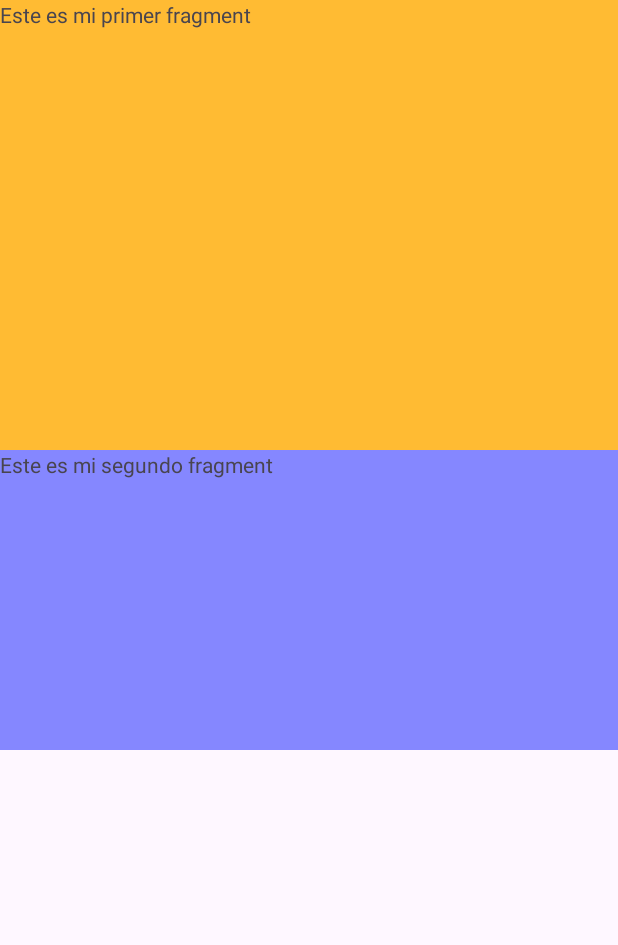
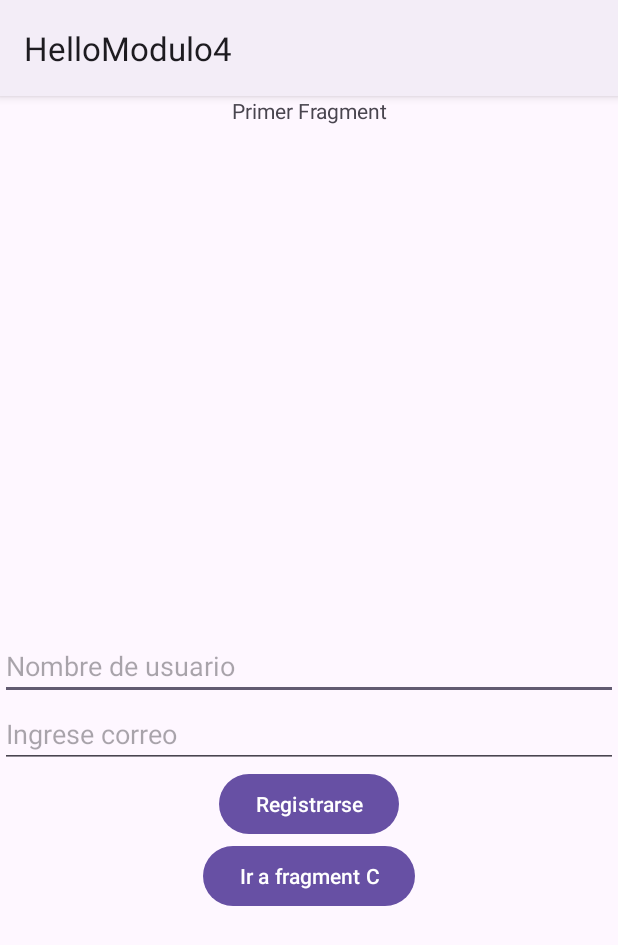
Before and after one commit to Erickescorpions/diploma-android-module5, an Android app built with Jetpack Compose: the screen it shows after launch (FragmentActivity before the commit, FragmentNavigationActivity after it), on a phone screen of 412 x 824 dp. Shown: the top 945 px of the screen. Run offline under Robolectric (Android 15) with nearby library versions, the phone set to English and light mode, and no system bars.

Commit message:
feat: navigation with fragments

```diff
--- /dev/null
+++ b/app/src/main/java/com/erickvazquezs/hellomodulo4/practices/fragments/navigation/FragmentA.kt
@@ -0,0 +1,55 @@
+package com.erickvazquezs.hellomodulo4.practices.fragments.navigation
+
+import android.os.Bundle
+import androidx.fragment.app.Fragment
+import android.view.LayoutInflater
+import android.view.View
+import android.view.ViewGroup
+import com.erickvazquezs.hellomodulo4.R
+import com.erickvazquezs.hellomodulo4.databinding.FragmentABinding
+
+
+class FragmentA : Fragment() {
+
+    private lateinit var binding: FragmentABinding
+    override fun onCreateView(
+        inflater: LayoutInflater, container: ViewGroup?,
+        savedInstanceState: Bundle?
+    ): View? {
+        binding = FragmentABinding.inflate(inflater, container, false)
+        return binding.root
+    }
+
+    override fun onViewCreated(view: View, savedInstanceState: Bundle?) {
+        super.onViewCreated(view, savedInstanceState)
+
+        binding.btnNext.setOnClickListener {
+            val name = binding.etUserName.text.toString()
+            val email = binding.etEmail.text.toString()
+
+            parentFragmentManager
+                .beginTransaction()
+                .addToBackStack("Fragment B")
+                .replace(
+                    R.id.fragmentContainer,
+                    FragmentB.newInstance(name, email)
+                ).commit()
+        }
+
+        binding.btnShowC.setOnClickListener {
+            parentFragmentManager
+                .beginTransaction()
+                .addToBackStack("")
+                .replace(
+                    R.id.fragmentContainer,
+                    FragmentC.newInstance()
+                ).commit()
+        }
+    }
+
+    companion object {
+        @JvmStatic
+        fun newInstance() =
+            FragmentA()
+    }
+}
--- /dev/null
+++ b/app/src/main/java/com/erickvazquezs/hellomodulo4/practices/fragments/navigation/FragmentNavigationActivity.kt
@@ -0,0 +1,36 @@
+package com.erickvazquezs.hellomodulo4.practices.fragments.navigation
+
+import android.os.Bundle
+import androidx.activity.enableEdgeToEdge
+import androidx.appcompat.app.AppCompatActivity
+import androidx.core.view.ViewCompat
+import androidx.core.view.WindowCompat
+import androidx.core.view.WindowInsetsCompat
+import com.erickvazquezs.hellomodulo4.R
+import com.erickvazquezs.hellomodulo4.databinding.ActivityFragmentNavigationBinding
+
+class FragmentNavigationActivity : AppCompatActivity() {
+
+    private lateinit var binding: ActivityFragmentNavigationBinding
+
+    override fun onCreate(savedInstanceState: Bundle?) {
+        super.onCreate(savedInstanceState)
+        enableEdgeToEdge()
+
+        binding = ActivityFragmentNavigationBinding.inflate(layoutInflater)
+
+        setContentView(binding.root)
+        ViewCompat.setOnApplyWindowInsetsListener(findViewById(R.id.main)) { v, insets ->
+            val systemBars = insets.getInsets(WindowInsetsCompat.Type.systemBars())
+            v.setPadding(systemBars.left, systemBars.top, systemBars.right, systemBars.bottom)
+            insets
+        }
+
+        supportActionBar?.setDisplayHomeAsUpEnabled(false)
+
+        supportFragmentManager
+            .beginTransaction()
+            .add(R.id.fragmentContainer, FragmentA.newInstance())
+            .commit()
+    }
+}
--- /dev/null
+++ b/app/src/main/res/layout/activity_fragment_navigation.xml
@@ -0,0 +1,19 @@
+<?xml version="1.0" encoding="utf-8"?>
+<androidx.constraintlayout.widget.ConstraintLayout xmlns:android="http://schemas.android.com/apk/res/android"
+    xmlns:app="http://schemas.android.com/apk/res-auto"
+    xmlns:tools="http://schemas.android.com/tools"
+    android:id="@+id/main"
+    android:layout_width="match_parent"
+    android:layout_height="match_parent"
+    tools:context=".practices.fragments.navigation.FragmentNavigationActivity">
+
+    <androidx.fragment.app.FragmentContainerView
+        app:layout_constraintTop_toTopOf="parent"
+        app:layout_constraintEnd_toEndOf="parent"
+        app:layout_constraintStart_toStartOf="parent"
+        app:layout_constraintBottom_toBottomOf="parent"
+        android:id="@+id/fragmentContainer"
+        android:layout_width="match_parent"
+        android:layout_height="match_parent" />
+
+</androidx.constraintlayout.widget.ConstraintLayout>
--- /dev/null
+++ b/app/src/main/res/layout/fragment_a.xml
@@ -0,0 +1,61 @@
+<?xml version="1.0" encoding="utf-8"?>
+<androidx.constraintlayout.widget.ConstraintLayout xmlns:android="http://schemas.android.com/apk/res/android"
+    xmlns:app="http://schemas.android.com/apk/res-auto"
+    xmlns:tools="http://schemas.android.com/tools"
+    android:layout_width="match_parent"
+    android:layout_height="match_parent"
+    tools:context=".practices.fragments.navigation.FragmentA">
+
+    <TextView
+        android:layout_width="match_parent"
+        android:layout_height="wrap_content"
+        android:text="Primer Fragment"
+        android:textAlignment="center"
+
+        app:layout_constraintTop_toTopOf="parent" />
+
+    <EditText
+        android:id="@+id/etUserName"
+
+        android:layout_width="match_parent"
+        android:layout_height="wrap_content"
+        android:hint="Nombre de usuario"
+        app:layout_constraintBottom_toBottomOf="parent"
+
+        app:layout_constraintEnd_toEndOf="parent"
+        app:layout_constraintStart_toStartOf="parent"
+        app:layout_constraintTop_toTopOf="parent" />
+
+    <EditText
+        android:id="@+id/etEmail"
+        android:layout_width="match_parent"
+        android:layout_height="wrap_content"
+        android:hint="Ingrese correo"
+
+        app:layout_constraintEnd_toEndOf="parent"
+        app:layout_constraintStart_toStartOf="parent"
+        app:layout_constraintTop_toBottomOf="@id/etUserName" />
+
+    <Button
+        android:id="@+id/btnNext"
+
+        android:layout_width="wrap_content"
+        android:layout_height="wrap_content"
+        android:text="Registrarse"
+
+        app:layout_constraintEnd_toEndOf="parent"
+        app:layout_constraintStart_toStartOf="parent"
+        app:layout_constraintTop_toBottomOf="@id/etEmail" />
+
+    <Button
+        android:id="@+id/btnShowC"
+
+        android:layout_width="wrap_content"
+        android:layout_height="wrap_content"
+        android:text="Ir a fragment C"
+
+        app:layout_constraintEnd_toEndOf="parent"
+        app:layout_constraintStart_toStartOf="parent"
+        app:layout_constraintTop_toBottomOf="@id/btnNext" />
+
+</androidx.constraintlayout.widget.ConstraintLayout>
--- a/app/src/main/res/values/themes.xml
+++ b/app/src/main/res/values/themes.xml
@@ -1,6 +1,6 @@
 <resources xmlns:tools="http://schemas.android.com/tools">
     <!-- Base application theme. -->
-    <style name="Base.Theme.HelloModulo4" parent="Theme.Material3.DayNight.NoActionBar">
+    <style name="Base.Theme.HelloModulo4" parent="Theme.Material3.DayNight">
         <!-- Customize your light theme here. -->
         <!-- <item name="colorPrimary">@color/my_light_primary</item> -->
     </style>
```
Also changed, not shown: app/src/main/AndroidManifest.xml (+8 -5 lines), app/src/main/java/com/erickvazquezs/hellomodulo4/practices/fragments/navigation/FragmentB.kt (added, +65 -0 lines), app/src/main/java/com/erickvazquezs/hellomodulo4/practices/fragments/navigation/FragmentC.kt (added, +30 -0 lines), app/src/main/res/layout/fragment_b.xml (added, +22 -0 lines), app/src/main/res/layout/fragment_c.xml (added, +14 -0 lines).
